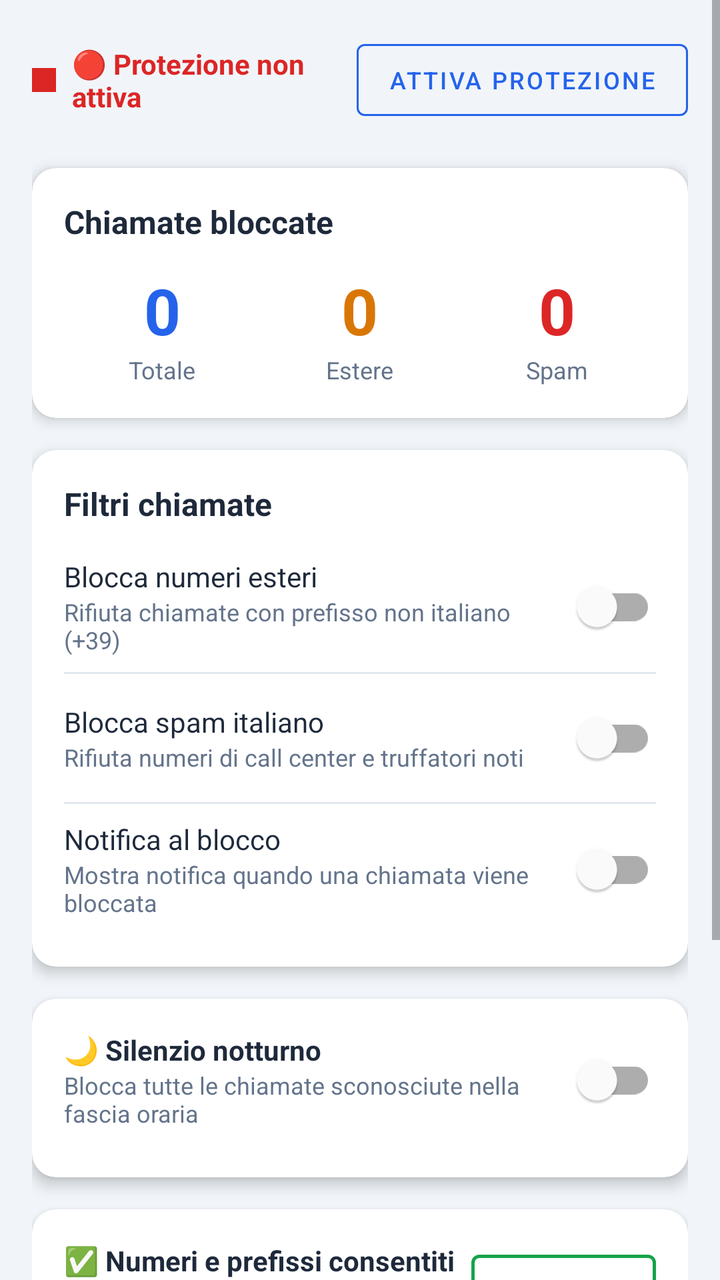
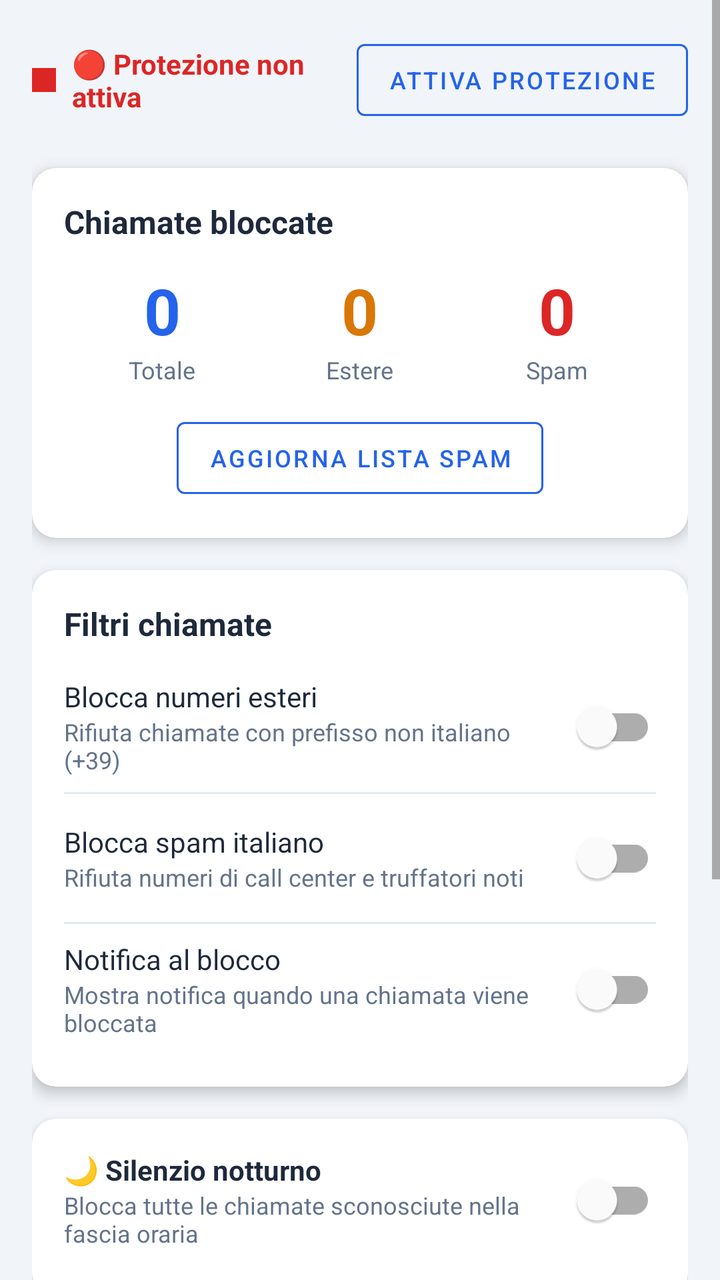

Compare the two renders of this Android layout. The source of the first and the diff that turns it into the second are given below.
<!-- AndroidManifest.xml: application theme Theme.ScudoChiamate -->
<!-- res/layout/activity_main.xml -->
<?xml version="1.0" encoding="utf-8"?>
<ScrollView xmlns:android="http://schemas.android.com/apk/res/android"
    xmlns:app="http://schemas.android.com/apk/res-auto"
    android:layout_width="match_parent"
    android:layout_height="match_parent"
    android:background="@color/background"
    android:fillViewport="true">

    <LinearLayout
        android:layout_width="match_parent"
        android:layout_height="wrap_content"
        android:orientation="vertical"
        android:padding="16dp">

        
        <LinearLayout
            android:layout_width="match_parent"
            android:layout_height="wrap_content"
            android:gravity="center_vertical"
            android:orientation="horizontal"
            android:layout_marginBottom="20dp">

            <View
                android:id="@+id/statusIndicator"
                android:layout_width="12dp"
                android:layout_height="12dp"
                android:background="@color/red_inactive"
                android:layout_marginEnd="8dp" />

            <TextView
                android:id="@+id/tvServiceStatus"
                android:layout_width="0dp"
                android:layout_height="wrap_content"
                android:layout_weight="1"
                android:text="@string/service_inactive"
                android:textColor="@color/red_inactive"
                android:textSize="14sp"
                android:textStyle="bold" />

            <com.google.android.material.button.MaterialButton
                android:id="@+id/btnActivate"
                android:layout_width="wrap_content"
                android:layout_height="wrap_content"
                android:text="@string/btn_activate"
                android:textSize="12sp"
                style="@style/Widget.MaterialComponents.Button.OutlinedButton"
                app:strokeColor="@color/primary" />
        </LinearLayout>

        
        <com.google.android.material.card.MaterialCardView
            android:layout_width="match_parent"
            android:layout_height="wrap_content"
            android:layout_marginBottom="16dp"
            app:cardCornerRadius="12dp"
            app:cardElevation="4dp"
            app:cardBackgroundColor="@color/card_background">

            <LinearLayout
                android:layout_width="match_parent"
                android:layout_height="wrap_content"
                android:orientation="vertical"
                android:padding="16dp">

                <TextView
                    android:layout_width="wrap_content"
                    android:layout_height="wrap_content"
                    android:text="@string/stats_title"
                    android:textSize="16sp"
                    android:textStyle="bold"
                    android:textColor="@color/text_primary"
                    android:layout_marginBottom="12dp" />

                <LinearLayout
                    android:layout_width="match_parent"
                    android:layout_height="wrap_content"
                    android:orientation="horizontal"
                    android:gravity="center">

                    <LinearLayout android:layout_width="0dp" android:layout_height="wrap_content"
                        android:layout_weight="1" android:orientation="vertical" android:gravity="center">
                        <TextView android:id="@+id/tvTotalCount" android:layout_width="wrap_content"
                            android:layout_height="wrap_content" android:text="0"
                            android:textSize="32sp" android:textStyle="bold" android:textColor="@color/primary" />
                        <TextView android:layout_width="wrap_content" android:layout_height="wrap_content"
                            android:text="@string/stat_total" android:textSize="12sp" android:textColor="@color/text_secondary" />
                    </LinearLayout>

                    <LinearLayout android:layout_width="0dp" android:layout_height="wrap_content"
                        android:layout_weight="1" android:orientation="vertical" android:gravity="center">
                        <TextView android:id="@+id/tvForeignCount" android:layout_width="wrap_content"
                            android:layout_height="wrap_content" android:text="0"
                            android:textSize="32sp" android:textStyle="bold" android:textColor="@color/orange_foreign" />
                        <TextView android:layout_width="wrap_content" android:layout_height="wrap_content"
                            android:text="@string/stat_foreign" android:textSize="12sp" android:textColor="@color/text_secondary" />
                    </LinearLayout>

                    <LinearLayout android:layout_width="0dp" android:layout_height="wrap_content"
                        android:layout_weight="1" android:orientation="vertical" android:gravity="center">
                        <TextView android:id="@+id/tvSpamCount" android:layout_width="wrap_content"
                            android:layout_height="wrap_content" android:text="0"
                            android:textSize="32sp" android:textStyle="bold" android:textColor="@color/red_spam" />
                        <TextView android:layout_width="wrap_content" android:layout_height="wrap_content"
                            android:text="@string/stat_spam" android:textSize="12sp" android:textColor="@color/text_secondary" />
                    </LinearLayout>
                </LinearLayout>
            </LinearLayout>
        </com.google.android.material.card.MaterialCardView>

        
        <com.google.android.material.card.MaterialCardView
            android:layout_width="match_parent"
            android:layout_height="wrap_content"
            android:layout_marginBottom="16dp"
            app:cardCornerRadius="12dp"
            app:cardElevation="4dp"
            app:cardBackgroundColor="@color/card_background">

            <LinearLayout
                android:layout_width="match_parent"
                android:layout_height="wrap_content"
                android:orientation="vertical"
                android:padding="16dp">

                <TextView
                    android:layout_width="wrap_content"
                    android:layout_height="wrap_content"
                    android:text="@string/settings_title"
                    android:textSize="16sp"
                    android:textStyle="bold"
                    android:textColor="@color/text_primary"
                    android:layout_marginBottom="8dp" />

                
                <LinearLayout android:layout_width="match_parent" android:layout_height="wrap_content"
                    android:orientation="horizontal" android:gravity="center_vertical"
                    android:paddingTop="8dp" android:paddingBottom="8dp">
                    <LinearLayout android:layout_width="0dp" android:layout_height="wrap_content"
                        android:layout_weight="1" android:orientation="vertical">
                        <TextView android:layout_width="wrap_content" android:layout_height="wrap_content"
                            android:text="@string/toggle_foreign_label" android:textSize="14sp" android:textColor="@color/text_primary" />
                        <TextView android:layout_width="wrap_content" android:layout_height="wrap_content"
                            android:text="@string/toggle_foreign_desc" android:textSize="12sp" android:textColor="@color/text_secondary" />
                    </LinearLayout>
                    <com.google.android.material.switchmaterial.SwitchMaterial
                        android:id="@+id/switchForeign" android:layout_width="wrap_content" android:layout_height="wrap_content" />
                </LinearLayout>

                <View android:layout_width="match_parent" android:layout_height="1dp" android:background="@color/divider" />

                
                <LinearLayout android:layout_width="match_parent" android:layout_height="wrap_content"
                    android:orientation="horizontal" android:gravity="center_vertical"
                    android:paddingTop="8dp" android:paddingBottom="8dp">
                    <LinearLayout android:layout_width="0dp" android:layout_height="wrap_content"
                        android:layout_weight="1" android:orientation="vertical">
                        <TextView android:layout_width="wrap_content" android:layout_height="wrap_content"
                            android:text="@string/toggle_spam_label" android:textSize="14sp" android:textColor="@color/text_primary" />
                        <TextView android:layout_width="wrap_content" android:layout_height="wrap_content"
                            android:text="@string/toggle_spam_desc" android:textSize="12sp" android:textColor="@color/text_secondary" />
                    </LinearLayout>
                    <com.google.android.material.switchmaterial.SwitchMaterial
                        android:id="@+id/switchSpam" android:layout_width="wrap_content" android:layout_height="wrap_content" />
                </LinearLayout>

                <View android:layout_width="match_parent" android:layout_height="1dp" android:background="@color/divider" />

                
                <LinearLayout android:layout_width="match_parent" android:layout_height="wrap_content"
                    android:orientation="horizontal" android:gravity="center_vertical"
                    android:paddingTop="8dp" android:paddingBottom="8dp">
                    <LinearLayout android:layout_width="0dp" android:layout_height="wrap_content"
                        android:layout_weight="1" android:orientation="vertical">
                        <TextView android:layout_width="wrap_content" android:layout_height="wrap_content"
                            android:text="@string/toggle_notify_label" android:textSize="14sp" android:textColor="@color/text_primary" />
                        <TextView android:layout_width="wrap_content" android:layout_height="wrap_content"
                            android:text="@string/toggle_notify_desc" android:textSize="12sp" android:textColor="@color/text_secondary" />
                    </LinearLayout>
                    <com.google.android.material.switchmaterial.SwitchMaterial
                        android:id="@+id/switchNotify" android:layout_width="wrap_content" android:layout_height="wrap_content" />
                </LinearLayout>
            </LinearLayout>
        </com.google.android.material.card.MaterialCardView>

        
        <com.google.android.material.card.MaterialCardView
            android:layout_width="match_parent"
            android:layout_height="wrap_content"
            android:layout_marginBottom="16dp"
            app:cardCornerRadius="12dp"
            app:cardElevation="4dp"
            app:cardBackgroundColor="@color/card_background">

            <LinearLayout
                android:layout_width="match_parent"
                android:layout_height="wrap_content"
                android:orientation="vertical"
                android:padding="16dp">

                <LinearLayout android:layout_width="match_parent" android:layout_height="wrap_content"
                    android:orientation="horizontal" android:gravity="center_vertical"
                    android:paddingBottom="8dp">
                    <LinearLayout android:layout_width="0dp" android:layout_height="wrap_content"
                        android:layout_weight="1" android:orientation="vertical">
                        <TextView android:layout_width="wrap_content" android:layout_height="wrap_content"
                            android:text="@string/toggle_time_label" android:textSize="14sp"
                            android:textStyle="bold" android:textColor="@color/text_primary" />
                        <TextView android:layout_width="wrap_content" android:layout_height="wrap_content"
                            android:text="@string/toggle_time_desc" android:textSize="12sp" android:textColor="@color/text_secondary" />
                    </LinearLayout>
                    <com.google.android.material.switchmaterial.SwitchMaterial
                        android:id="@+id/switchTimeBlock" android:layout_width="wrap_content" android:layout_height="wrap_content" />
                </LinearLayout>

                
                <LinearLayout
                    android:id="@+id/timeBlockControls"
                    android:layout_width="match_parent"
                    android:layout_height="wrap_content"
                    android:orientation="horizontal"
                    android:gravity="center"
                    android:visibility="gone">

                    <com.google.android.material.button.MaterialButton
                        android:id="@+id/btnStartTime"
                        android:layout_width="0dp"
                        android:layout_height="wrap_content"
                        android:layout_weight="1"
                        android:layout_marginEnd="8dp"
                        android:text="@string/time_from_default"
                        style="@style/Widget.MaterialComponents.Button.OutlinedButton"
                        app:strokeColor="@color/primary" />

                    <TextView
                        android:layout_width="wrap_content"
                        android:layout_height="wrap_content"
                        android:text="→"
                        android:textSize="18sp"
                        android:layout_marginEnd="8dp"
                        android:textColor="@color/text_secondary" />

                    <com.google.android.material.button.MaterialButton
                        android:id="@+id/btnEndTime"
                        android:layout_width="0dp"
                        android:layout_height="wrap_content"
                        android:layout_weight="1"
                        android:text="@string/time_to_default"
                        style="@style/Widget.MaterialComponents.Button.OutlinedButton"
                        app:strokeColor="@color/primary" />
                </LinearLayout>
            </LinearLayout>
        </com.google.android.material.card.MaterialCardView>

        
        <com.google.android.material.card.MaterialCardView
            android:layout_width="match_parent"
            android:layout_height="wrap_content"
            android:layout_marginBottom="16dp"
            app:cardCornerRadius="12dp"
            app:cardElevation="4dp"
            app:cardBackgroundColor="@color/card_background">

            <LinearLayout
                android:layout_width="match_parent"
                android:layout_height="wrap_content"
                android:orientation="horizontal"
                android:gravity="center_vertical"
                android:padding="16dp">

                <LinearLayout
                    android:layout_width="0dp"
                    android:layout_height="wrap_content"
                    android:layout_weight="1"
                    android:orientation="vertical">
                    <TextView
                        android:layout_width="wrap_content"
                        android:layout_height="wrap_content"
                        android:text="@string/whitelist_card_title"
                        android:textSize="14sp"
                        android:textStyle="bold"
                        android:textColor="@color/text_primary" />
                    <TextView
                        android:layout_width="wrap_content"
                        android:layout_height="wrap_content"
                        android:text="@string/whitelist_card_desc"
                        android:textSize="12sp"
                        android:textColor="@color/text_secondary" />
                </LinearLayout>

                <com.google.android.material.button.MaterialButton
                    android:id="@+id/btnManageWhitelist"
                    android:layout_width="wrap_content"
                    android:layout_height="wrap_content"
                    android:text="@string/btn_manage"
                    android:textSize="12sp"
                    style="@style/Widget.MaterialComponents.Button.OutlinedButton"
                    app:strokeColor="@color/green_active"
                    app:strokeWidth="1.5dp" />
            </LinearLayout>
        </com.google.android.material.card.MaterialCardView>


        
        <com.google.android.material.card.MaterialCardView
            android:layout_width="match_parent"
            android:layout_height="wrap_content"
            android:layout_marginBottom="16dp"
            app:cardCornerRadius="12dp"
            app:cardElevation="4dp"
            app:cardBackgroundColor="@color/card_background">

            <LinearLayout
                android:layout_width="match_parent"
                android:layout_height="wrap_content"
                android:orientation="horizontal"
                android:gravity="center_vertical"
                android:padding="16dp">

                <LinearLayout
                    android:layout_width="0dp"
                    android:layout_height="wrap_content"
                    android:layout_weight="1"
                    android:orientation="vertical">
                    <TextView
                        android:layout_width="wrap_content"
                        android:layout_height="wrap_content"
                        android:text="@string/call_log_card_title"
                        android:textSize="14sp"
                        android:textStyle="bold"
                        android:textColor="@color/text_primary" />
                    <TextView
                        android:layout_width="wrap_content"
                        android:layout_height="wrap_content"
                        android:text="@string/call_log_card_desc"
                        android:textSize="12sp"
                        android:textColor="@color/text_secondary" />
                </LinearLayout>

                <com.google.android.material.button.MaterialButton
                    android:id="@+id/btnCallLog"
                    android:layout_width="wrap_content"
                    android:layout_height="wrap_content"
                    android:text="@string/btn_manage"
                    android:textSize="12sp"
                    style="@style/Widget.MaterialComponents.Button.OutlinedButton"
                    app:strokeColor="@color/orange_foreign"
                    app:strokeWidth="1.5dp" />
            </LinearLayout>
        </com.google.android.material.card.MaterialCardView>

        
        <LinearLayout
            android:layout_width="match_parent"
            android:layout_height="wrap_content"
            android:orientation="horizontal"
            android:gravity="center_vertical"
            android:layout_marginBottom="8dp">

            <TextView
                android:layout_width="0dp"
                android:layout_height="wrap_content"
                android:layout_weight="1"
                android:text="@string/history_title"
                android:textSize="16sp"
                android:textStyle="bold"
                android:textColor="@color/text_primary" />

            <com.google.android.material.button.MaterialButton
                android:id="@+id/btnClearHistory"
                android:layout_width="wrap_content"
                android:layout_height="wrap_content"
                android:text="@string/btn_clear"
                android:textSize="12sp"
                style="@style/Widget.MaterialComponents.Button.TextButton" />
        </LinearLayout>

        <TextView
            android:id="@+id/emptyState"
            android:layout_width="match_parent"
            android:layout_height="wrap_content"
            android:text="@string/empty_history"
            android:textColor="@color/text_secondary"
            android:gravity="center"
            android:padding="24dp"
            android:visibility="gone" />

        <androidx.recyclerview.widget.RecyclerView
            android:id="@+id/rvBlockedCalls"
            android:layout_width="match_parent"
            android:layout_height="wrap_content"
            android:nestedScrollingEnabled="false" />

    </LinearLayout>
</ScrollView>
<!-- resources referenced by this layout -->
<resources>
  <color name="background">#F1F5F9</color>
  <color name="card_background">#FFFFFF</color>
  <color name="divider">#E2E8F0</color>
  <color name="green_active">#16A34A</color>
  <color name="orange_foreign">#D97706</color>
  <color name="primary">#2563EB</color>
  <color name="red_inactive">#DC2626</color>
  <color name="red_spam">#DC2626</color>
  <color name="text_primary">#1E293B</color>
  <color name="text_secondary">#64748B</color>
  <string name="btn_activate">Attiva protezione</string>
  <string name="btn_clear">Cancella tutto</string>
  <string name="btn_manage">Gestisci</string>
  <string name="call_log_card_desc">Blocca o sblocca numeri dalla tua cronologia chiamate</string>
  <string name="call_log_card_title">📞 Blocca dalla cronologia</string>
  <string name="empty_history">Nessuna chiamata bloccata ancora 🛡️</string>
  <string name="history_title">Cronologia blocchi</string>
  <string name="service_inactive">🔴 Protezione non attiva</string>
  <string name="settings_title">Filtri chiamate</string>
  <string name="stat_foreign">Estere</string>
  <string name="stat_spam">Spam</string>
  <string name="stat_total">Totale</string>
  <string name="stats_title">Chiamate bloccate</string>
  <string name="time_from_default">Da 22:00</string>
  <string name="time_to_default">Fino alle 08:00</string>
  <string name="toggle_foreign_desc">Rifiuta chiamate con prefisso non italiano (+39)</string>
  <string name="toggle_foreign_label">Blocca numeri esteri</string>
  <string name="toggle_notify_desc">Mostra notifica quando una chiamata viene bloccata</string>
  <string name="toggle_notify_label">Notifica al blocco</string>
  <string name="toggle_spam_desc">Rifiuta numeri di call center e truffatori noti</string>
  <string name="toggle_spam_label">Blocca spam italiano</string>
  <string name="toggle_time_desc">Blocca tutte le chiamate sconosciute nella fascia oraria</string>
  <string name="toggle_time_label">🌙 Silenzio notturno</string>
  <string name="whitelist_card_desc">Aggiungi prefissi esteri (+44, +33…) o numeri fissi sempre ammessi</string>
  <string name="whitelist_card_title">✅ Numeri e prefissi consentiti</string>
  <style name="Theme.ScudoChiamate" parent="Theme.MaterialComponents.DayNight.DarkActionBar">
          <item name="colorPrimary">@color/primary</item>
          <item name="colorPrimaryVariant">@color/primary_dark</item>
          <item name="colorOnPrimary">@color/white</item>
          <item name="colorSecondary">@color/green_active</item>
          <item name="colorOnSecondary">@color/white</item>
          <item name="android:statusBarColor">@color/primary_dark</item>
          <item name="android:windowBackground">@color/background</item>
      </style>
  <color name="primary_dark">#1D4ED8</color>
  <color name="white">#FFFFFFFF</color>
</resources>

<!-- the commit's change to res/layout/activity_main.xml (unified diff, before → after) -->
@@ -104,6 +104,17 @@
                             android:text="@string/stat_spam" android:textSize="12sp" android:textColor="@color/text_secondary" />
                     </LinearLayout>
                 </LinearLayout>
+
+                <com.google.android.material.button.MaterialButton
+                    android:id="@+id/btnUpdateSpam"
+                    android:layout_width="wrap_content"
+                    android:layout_height="wrap_content"
+                    android:layout_gravity="center"
+                    android:layout_marginTop="12dp"
+                    android:text="@string/btn_update_spam"
+                    android:textSize="12sp"
+                    style="@style/Widget.MaterialComponents.Button.OutlinedButton"
+                    app:strokeColor="@color/primary" />
             </LinearLayout>
         </com.google.android.material.card.MaterialCardView>
 
<!-- resource entries referenced after the edit -->
@@ -13,6 +13,7 @@
   <string name="btn_activate">Attiva protezione</string>
   <string name="btn_clear">Cancella tutto</string>
   <string name="btn_manage">Gestisci</string>
+  <string name="btn_update_spam">Aggiorna lista spam</string>
   <string name="call_log_card_desc">Blocca o sblocca numeri dalla tua cronologia chiamate</string>
   <string name="call_log_card_title">📞 Blocca dalla cronologia</string>
   <string name="empty_history">Nessuna chiamata bloccata ancora 🛡️</string>
